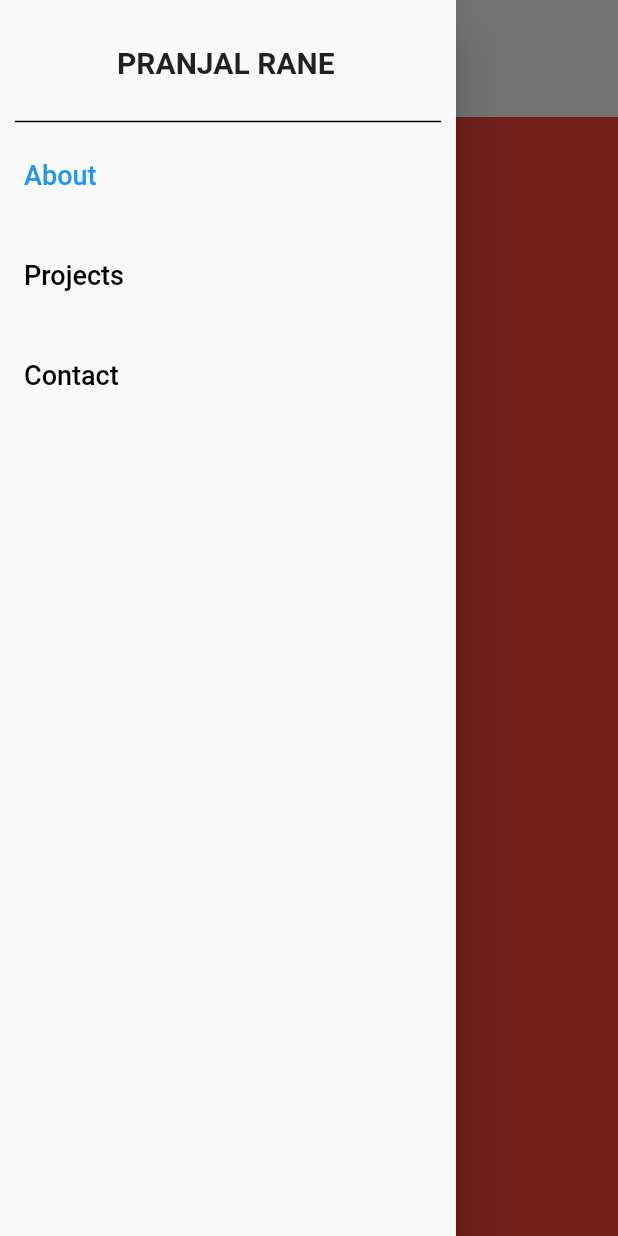
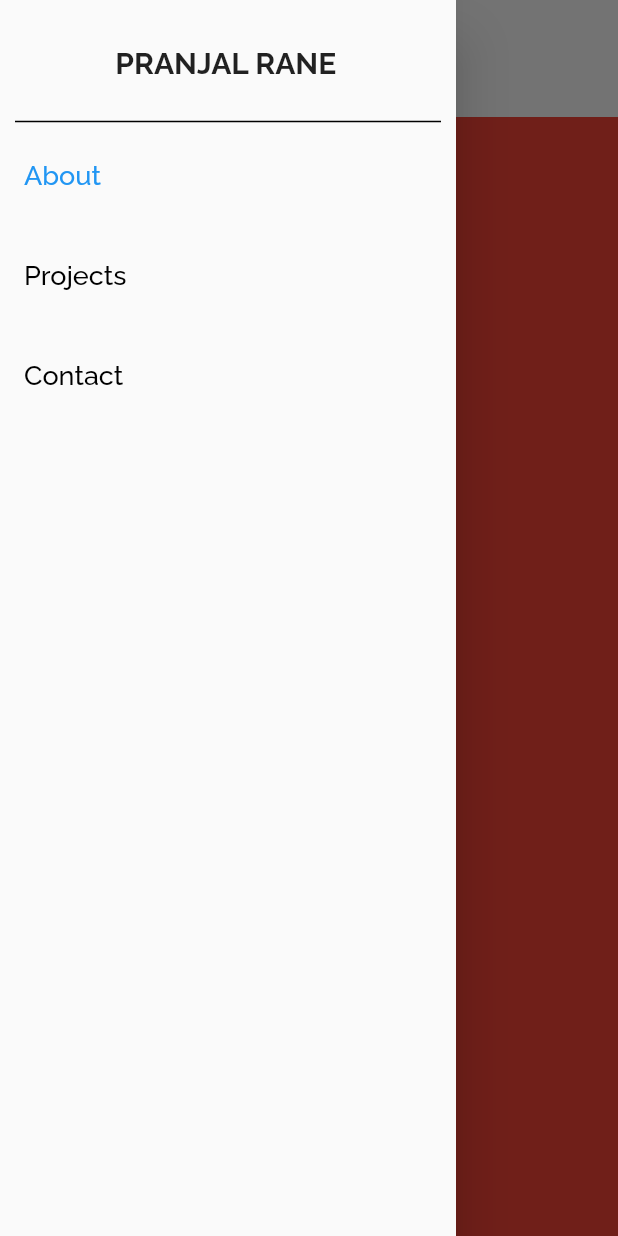
Before and after one commit to pranjal0207/pranjal-rane-portfolio, a Flutter app: the screen it shows after launch, after a tap on the "menu" icon, on a phone screen of 412 x 824 dp. Run offline on Flutter 3.47's test engine with Material 2 defaults, Android fonts, the phone set to English and light mode, and no system bars; our stand-ins replace google_fonts; missing offline and left inert: dart:js.

Commit message:
project page responisveness added

```diff
--- a/lib/main.dart
+++ b/lib/main.dart
@@ -1,4 +1,5 @@
 import 'package:flutter/material.dart';
+import 'package:google_fonts/google_fonts.dart';
 import 'package:pranjal_rane_portfolio/homePage.dart';
 
 void main() {
@@ -13,15 +14,9 @@ class MyApp extends StatelessWidget {
       title: 'Flutter Demo',
       debugShowCheckedModeBanner: false,
       theme: ThemeData(
-        // This is the theme of your application.
-        //
-        // Try running your application with "flutter run". You'll see the
-        // application has a blue toolbar. Then, without quitting the app, try
-        // changing the primarySwatch below to Colors.green and then invoke
-        // "hot reload" (press "r" in the console where you ran "flutter run",
-        // or simply save your changes to "hot reload" in a Flutter IDE).
-        // Notice that the counter didn't reset back to zero; the application
-        // is not restarted.
+        textTheme: GoogleFonts.ralewayTextTheme(Theme.of(context).textTheme),
+        splashColor: Colors.transparent,
+        hoverColor: Colors.transparent,
         primarySwatch: Colors.blue,
       ),
       home: HomePage(),
--- a/lib/widgets/navigationBarItem.dart
+++ b/lib/widgets/navigationBarItem.dart
@@ -23,6 +23,8 @@ class NavigationBarItem extends StatelessWidget {
           ),
         ),
         onPressed: onPress,
+        style: TextButton.styleFrom(
+        ),
       ),
     );
   }
--- a/lib/widgets/projectCard.dart
+++ b/lib/widgets/projectCard.dart
@@ -11,10 +11,12 @@ class ProjectCard extends StatelessWidget {
   final bool paperAvailable;
   final String paperLink;
   final List<String> technologies;
+  final String longDescription;
 
   const ProjectCard({
     required this.title,
     required this.description,
+    required this.longDescription,
     required this.image,
     required this.githubRepo,
     required this.paperAvailable,
@@ -166,9 +168,9 @@ class ProjectDescription extends StatelessWidget {
   @override
   Widget build(BuildContext context) {
     return Container(
-      //height: 300,
       margin: EdgeInsets.only(top: 15, left: 10, right: 10),
       child: Column(
+        crossAxisAlignment: CrossAxisAlignment.start,
         children : <Widget>[
           Container(
             child: SelectableText(
@@ -177,6 +179,18 @@ class ProjectDescription extends StatelessWidget {
               style: TextStyle(
                 fontSize: 17
               ),
+            ),
+          ),
+
+          TextButton(
+            onPressed: (){},
+            child: Text("Show more"),
+            style: TextButton.styleFrom(
+              padding: EdgeInsets.zero,
+              textStyle: TextStyle(
+                color: Colors.blue,
+                decoration: TextDecoration.underline
+              )
             ),
           )
         ]
@@ -217,7 +231,6 @@ class ProjectTechnologies extends StatelessWidget {
               itemBuilder: (context, index){
                 String technologyIcon = technologies[index];
                 String asset = "assets/icons/" + technologyIcon + "Icon.png";
-                print(asset);
                 return Container(
                   margin: EdgeInsets.only(right: 3),
                   child: Image.asset(
--- a/lib/widgets/projectsPage.dart
+++ b/lib/widgets/projectsPage.dart
@@ -6,13 +6,87 @@ class ProjectPage extends StatelessWidget {
 
   @override
   Widget build(BuildContext context) {
-    final double maxWidth = 1200;
+    return Column(
+      children: <Widget>[
+        Container(
+          margin: EdgeInsets.only(top: 40),
+          child: Center(
+            child: SelectableText(
+              "MY PROJECTS",
+              style: TextStyle(
+                fontSize: 22,
+                fontWeight: FontWeight.bold
+              ),
+            ),
+          ),
+        ),
+
+        LayoutBuilder(
+          builder: (context, constraints){
+            if (constraints.maxWidth > 715)
+              return desktopView();
+
+            else
+              return mobileView();
+          }
+        )
+      ],
+    );
+  }
+
+  Widget desktopView() {
     return Container(
       constraints: BoxConstraints(maxWidth: maxWidth),
+      margin: EdgeInsets.only(top: 40, bottom: 40, left: 15, right: 15),
+      child: Column(
+        children: <Widget>[
+          Row(
+            mainAxisAlignment: MainAxisAlignment.spaceBetween,
+            children: <Widget>[
+              ProjectCard(
+                title: "Web Based System for Face Mask Detection & Face Recognition",
+                description: "This system detects face masks in real-time videostreams. If no mask is found then a photograph is captured and given as an input to the face recognition system and the data is updated. The administrator is informed about this and can later take necessary actions against the defaulter, like reprimanding by sending an email or issuing a fine using the web based system. The administrator can also manage the database of the people using the web based system. The web based system also gives adetailed overview about the demography (pertaining to maskwearing) of the campus by giving comprehensive information using visual methods like bar graphs and pie charts.",
+                image: "assets/projectImages/projectStock.jpg",
+                githubRepo: "https://github.com/pranjal0207",
+                paperAvailable: true,
+                paperLink: "https://www.ijariit.com/manuscripts/v7i4/V7I4-1684.pdf",
+                technologies: ["python", "tensorflow", "flutter"],
+                longDescription: "",
+              ),
+
+              ProjectCard(
+                title: "Project Name",
+                description: "Project Description",
+                image: "assets/projectImages/projectStock.jpg",
+                githubRepo: "https://github.com/pranjal0207",
+                paperAvailable: false,
+                paperLink: "",
+                technologies: [],
+                longDescription: "",
+              ),
+
+              ProjectCard(
+                title: "Project Name",
+                description: "Project Description",
+                image: "assets/projectImages/projectStock.jpg",
+                githubRepo: "https://github.com/pranjal0207",
+                paperAvailable: false,
+                paperLink: "",
+                technologies: [],
+                longDescription: "",
+              ),
+            ],
+          )
+        ],
+      )
+    );
+  }
+
+  Widget mobileView() {
+    return Container(
       margin: EdgeInsets.only(top: 40, bottom: 40),
-      child: Row(
-        mainAxisAlignment: MainAxisAlignment.spaceBetween,
-        children: [
+      child: Column(
+        children: <Widget>[
           ProjectCard(
             title: "Web Based System for Face Mask Detection & Face Recognition",
             description: "This system detects face masks in real-time videostreams. If no mask is found then a photograph is captured and given as an input to the facerecognition system abd the data is updated. Thea dministrator is informed about this and can later take necessary actions against the defaulter, like reprimanding by sending an email or issuing a fine using the web based system. The administrator can also manage the database of the people using the web based system. The web based system also gives adetailed overview about the demography (pertaining to maskwearing) of the campus by giving comprehensive informationusing visual methods like bar graphs and pie charts.",
@@ -21,6 +95,11 @@ class ProjectPage extends StatelessWidget {
             paperAvailable: true,
             paperLink: "https://www.ijariit.com/manuscripts/v7i4/V7I4-1684.pdf",
             technologies: ["python", "tensorflow", "flutter"],
+            longDescription: "",
+          ),
+
+          SizedBox(
+            height: 30,
           ),
 
           ProjectCard(
@@ -31,6 +110,11 @@ class ProjectPage extends StatelessWidget {
             paperAvailable: false,
             paperLink: "",
             technologies: [],
+            longDescription: "",
+          ),
+
+          SizedBox(
+            height: 30,
           ),
 
           ProjectCard(
@@ -41,9 +125,10 @@ class ProjectPage extends StatelessWidget {
             paperAvailable: false,
             paperLink: "",
             technologies: [],
+            longDescription: "",
           ),
         ],
-      )
+      ),
     );
   }
 }
--- a/pubspec.yaml
+++ b/pubspec.yaml
@@ -28,8 +28,7 @@ dependencies:
   # The following adds the Cupertino Icons font to your application.
   # Use with the CupertinoIcons class for iOS style icons.
   cupertino_icons: ^1.0.2
-
-
+  google_fonts: ^2.1.0
 
 dev_dependencies:
   flutter_test:
```
Also changed, not shown: pubspec.lock, 1 other file.
